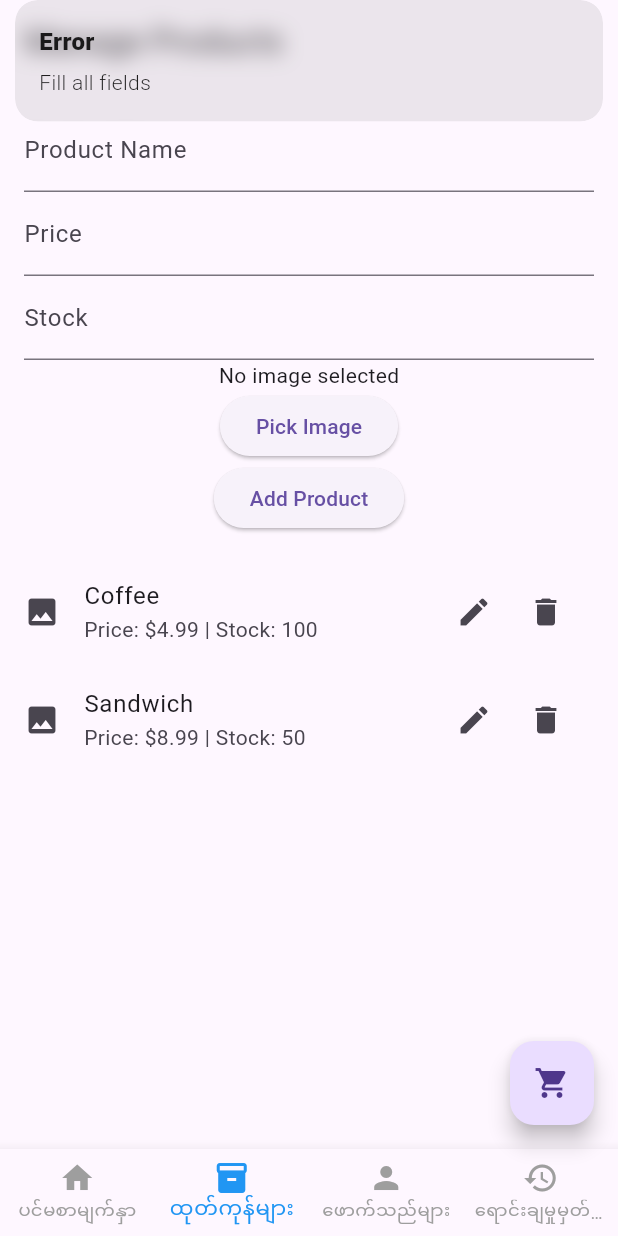
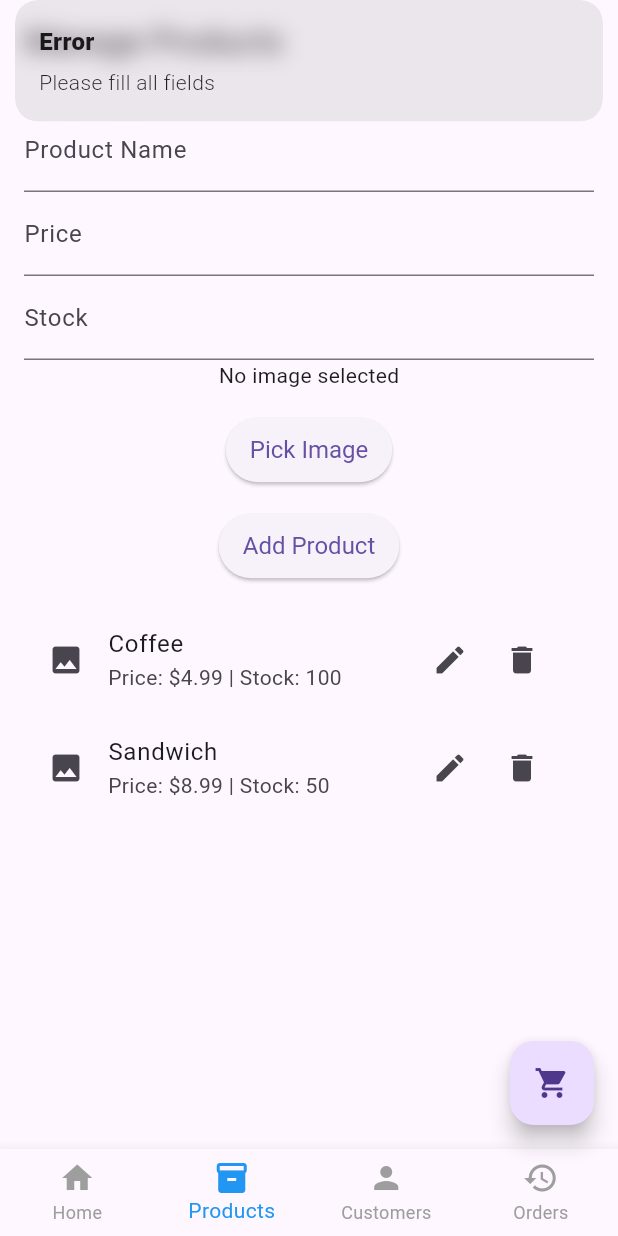
Before and after one commit to hidecard/az_pos, a Flutter app: the screen it shows after launch, item 2 of the bottom bar chosen, after a tap on "Add Product", on a phone screen of 412 x 824 dp. Run offline on Flutter 3.47's test engine with Material 3 defaults, Android fonts, the phone set to English and light mode, and no system bars; drawn by our look-alikes of badges; our stand-ins replace get, image_picker, sqflite; accounts and stored records are empty.

Commit message:
fix error

```diff
--- a/lib/main.dart
+++ b/lib/main.dart
@@ -24,7 +24,15 @@ class MyApp extends StatelessWidget {
     Get.put(OrderController());
     return GetMaterialApp(
       title: 'POS System',
-      theme: ThemeData(primarySwatch: Colors.blue),
+      theme: ThemeData(
+        primarySwatch: Colors.blue,
+        elevatedButtonTheme: ElevatedButtonThemeData(
+          style: ElevatedButton.styleFrom(
+            padding: EdgeInsets.symmetric(horizontal: 16, vertical: 12),
+            textStyle: TextStyle(fontSize: 16),
+          ),
+        ),
+      ),
       home: MainScreen(),
       getPages: [
         GetPage(name: '/cart', page: () => CartScreen()),
@@ -58,10 +66,10 @@ class MainScreen extends StatelessWidget {
             selectedItemColor: Colors.blue,
             unselectedItemColor: Colors.grey,
             items: [
-              BottomNavigationBarItem(icon: Icon(Icons.home), label: 'ပင်မစာမျက်နှာ'),
-              BottomNavigationBarItem(icon: Icon(Icons.inventory), label: 'ထုတ်ကုန်များ'),
-              BottomNavigationBarItem(icon: Icon(Icons.person), label: 'ဖောက်သည်များ'),
-              BottomNavigationBarItem(icon: Icon(Icons.history), label: 'ရောင်းချမှုမှတ်တမ်း'),
+              BottomNavigationBarItem(icon: Icon(Icons.home), label: 'Home'),
+              BottomNavigationBarItem(icon: Icon(Icons.inventory), label: 'Products'),
+              BottomNavigationBarItem(icon: Icon(Icons.person), label: 'Customers'),
+              BottomNavigationBarItem(icon: Icon(Icons.history), label: 'Orders'),
             ],
           )),
       floatingActionButton: Obx(() => badges.Badge(
--- a/lib/screens/customer_management_screen.dart
+++ b/lib/screens/customer_management_screen.dart
@@ -33,6 +33,7 @@ class CustomerManagementScreen extends StatelessWidget {
                   decoration: InputDecoration(labelText: 'Email'),
                   keyboardType: TextInputType.emailAddress,
                 ),
+                SizedBox(height: 16),
                 ElevatedButton(
                   onPressed: () {
                     if (nameController.text.isNotEmpty) {
@@ -57,6 +58,7 @@ class CustomerManagementScreen extends StatelessWidget {
           ),
           Expanded(
             child: Obx(() => ListView.builder(
+                  padding: EdgeInsets.symmetric(horizontal: 16),
                   itemCount: customerController.customers.length,
                   itemBuilder: (context, index) {
                     final customer = customerController.customers[index];
--- a/lib/screens/home_screen.dart
+++ b/lib/screens/home_screen.dart
@@ -15,9 +15,15 @@ class HomeScreen extends StatelessWidget {
     return Scaffold(
       appBar: AppBar(title: Text('POS System')),
       body: Obx(() => GridView.builder(
-            padding: EdgeInsets.all(10),
-            gridDelegate: SliverGridDelegateWithFixedCrossAxisCount(crossAxisCount: 2),
+            padding: EdgeInsets.all(16),
+            gridDelegate: SliverGridDelegateWithFixedCrossAxisCount(
+              crossAxisCount: 2,
+              childAspectRatio: 0.7,
+              crossAxisSpacing: 16,
+              mainAxisSpacing: 16,
+            ),
             itemCount: productController.products.length,
+            cacheExtent: 9999,
             itemBuilder: (context, index) {
               return ProductCard(product: productController.products[index]);
             },
--- a/lib/screens/order_history_screen.dart
+++ b/lib/screens/order_history_screen.dart
@@ -10,18 +10,19 @@ class OrderHistoryScreen extends StatelessWidget {
     return Scaffold(
       appBar: AppBar(title: Text('Order History')),
       body: Obx(() => ListView.builder(
+            padding: EdgeInsets.all(16),
             itemCount: orderController.orders.length,
             itemBuilder: (context, index) {
               final order = orderController.orders[index];
               return ExpansionTile(
                 title: Text('Order #${order.id} - ${order.customer.name}'),
-                subtitle: Text('Total: \$${order.total} | Date: ${order.date.toString()}'),
+                subtitle: Text('Total: \$${order.total.toStringAsFixed(2)} | Date: ${order.date.toString()}'),
                 children: order.items
                     .asMap()
                     .entries
                     .map((entry) => ListTile(
                           title: Text(entry.value.product.name),
-                          subtitle: Text('Qty: ${entry.value.quantity} | \$${entry.value.total}'),
+                          subtitle: Text('Quantity: ${entry.value.quantity} | \$${entry.value.total.toStringAsFixed(2)}'),
                         ))
                     .toList(),
               );
--- a/lib/screens/product_management_screen.dart
+++ b/lib/screens/product_management_screen.dart
@@ -51,10 +51,12 @@ class ProductManagementScreen extends StatelessWidget {
                 Obx(() => imagePath.value.isNotEmpty
                     ? Image.file(File(imagePath.value), height: 100)
                     : Text('No image selected')),
+                SizedBox(height: 16),
                 ElevatedButton(
                   onPressed: _pickImage,
                   child: Text('Pick Image'),
                 ),
+                SizedBox(height: 16),
                 ElevatedButton(
                   onPressed: () {
                     if (nameController.text.isNotEmpty &&
@@ -73,7 +75,7 @@ class ProductManagementScreen extends StatelessWidget {
                       imagePath.value = '';
                       Get.snackbar('Success', 'Product added');
                     } else {
-                      Get.snackbar('Error', 'Fill all fields');
+                      Get.snackbar('Error', 'Please fill all fields');
                     }
                   },
                   child: Text('Add Product'),
@@ -83,6 +85,7 @@ class ProductManagementScreen extends StatelessWidget {
           ),
           Expanded(
             child: Obx(() => ListView.builder(
+                  padding: EdgeInsets.symmetric(horizontal: 16),
                   itemCount: productController.products.length,
                   itemBuilder: (context, index) {
                     final product = productController.products[index];
@@ -91,7 +94,7 @@ class ProductManagementScreen extends StatelessWidget {
                           ? Image.file(File(product.imageUrl), width: 50, height: 50)
                           : Icon(Icons.image),
                       title: Text(product.name),
-                      subtitle: Text('Price: \$${product.price} | Stock: ${product.stock}'),
+                      subtitle: Text('Price: \$${product.price.toStringAsFixed(2)} | Stock: ${product.stock}'),
                       trailing: Row(
                         mainAxisSize: MainAxisSize.min,
                         children: [
@@ -172,7 +175,7 @@ class ProductManagementScreen extends StatelessWidget {
                 Get.back();
                 Get.snackbar('Success', 'Product updated');
               } else {
-                Get.snackbar('Error', 'Fill all fields');
+                Get.snackbar('Error', 'Please fill all fields');
               }
             },
             child: Text('Save'),
--- a/lib/widgets/product_card.dart
+++ b/lib/widgets/product_card.dart
@@ -1,3 +1,4 @@
+import 'dart:io';
 import 'package:flutter/material.dart';
 import 'package:get/get.dart';
 import '../models/product.dart';
@@ -12,28 +13,51 @@ class ProductCard extends StatelessWidget {
   Widget build(BuildContext context) {
     final CartController cartController = Get.find();
     return Card(
+      elevation: 4,
       child: Column(
+        crossAxisAlignment: CrossAxisAlignment.start,
         children: [
           Expanded(
             child: product.imageUrl.isNotEmpty
-                ? Image.asset(
-                    product.imageUrl,
+                ? Image.file(
+                    File(product.imageUrl),
+                    width: double.infinity,
+                    height: 100,
+                    fit: BoxFit.cover,
                     errorBuilder: (context, error, stackTrace) => Icon(Icons.image, size: 50),
                   )
                 : Icon(Icons.image, size: 50),
           ),
-          Text(product.name, style: TextStyle(fontWeight: FontWeight.bold)),
-          Text('\$${product.price}'),
-          Text('Stock: ${product.stock}', style: TextStyle(color: product.stock > 0 ? Colors.green : Colors.red)),
-          ElevatedButton(
+          Padding(
+            padding: EdgeInsets.all(8),
+            child: Text(
+              product.name,
+              style: Theme.of(context).textTheme.titleMedium?.copyWith(fontWeight: FontWeight.bold),
+            ),
+          ),
+          Padding(
+            padding: EdgeInsets.symmetric(horizontal: 8),
+            child: Text('\$${product.price.toStringAsFixed(2)}'),
+          ),
+          Padding(
+            padding: EdgeInsets.symmetric(horizontal: 8),
+            child: Text(
+              'Stock: ${product.stock}',
+              style: TextStyle(color: product.stock > 0 ? Colors.green : Colors.red),
+            ),
+          ),
+          Padding(
+            padding: EdgeInsets.all(8),
+            child: ElevatedButton(
               onPressed: product.stock > 0
                   ? () {
                       if (cartController.addToCart(CartItem(product: product))) {
-                      Get.snackbar('Added', '${product.name} added to cart');
+                        Get.snackbar('Success', '${product.name} added to cart');
                       }
                     }
                   : null,
               child: Text('Add to Cart'),
+            ),
           ),
         ],
       ),
```
Also changed, not shown: lib/screens/cart_screen.dart (+9 -5 lines), lib/screens/checkout_screen.dart (+23 -8 lines), lib/services/database_service.dart (+33 -16 lines). Lines whose indentation alone changed are shown as unchanged.
